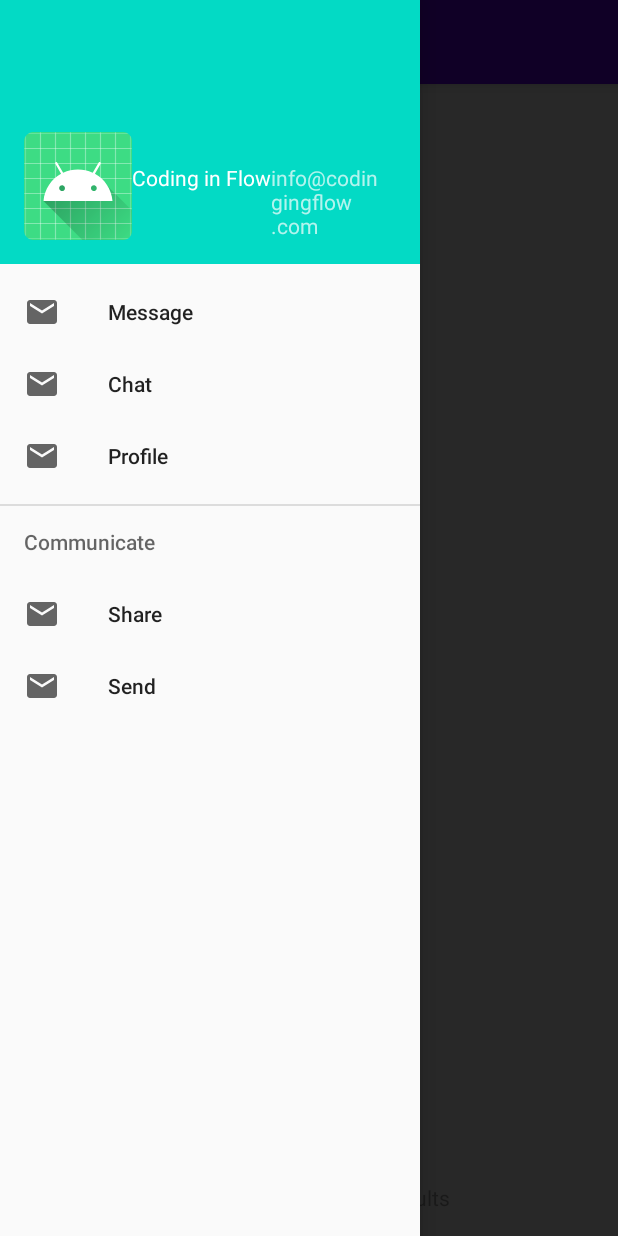
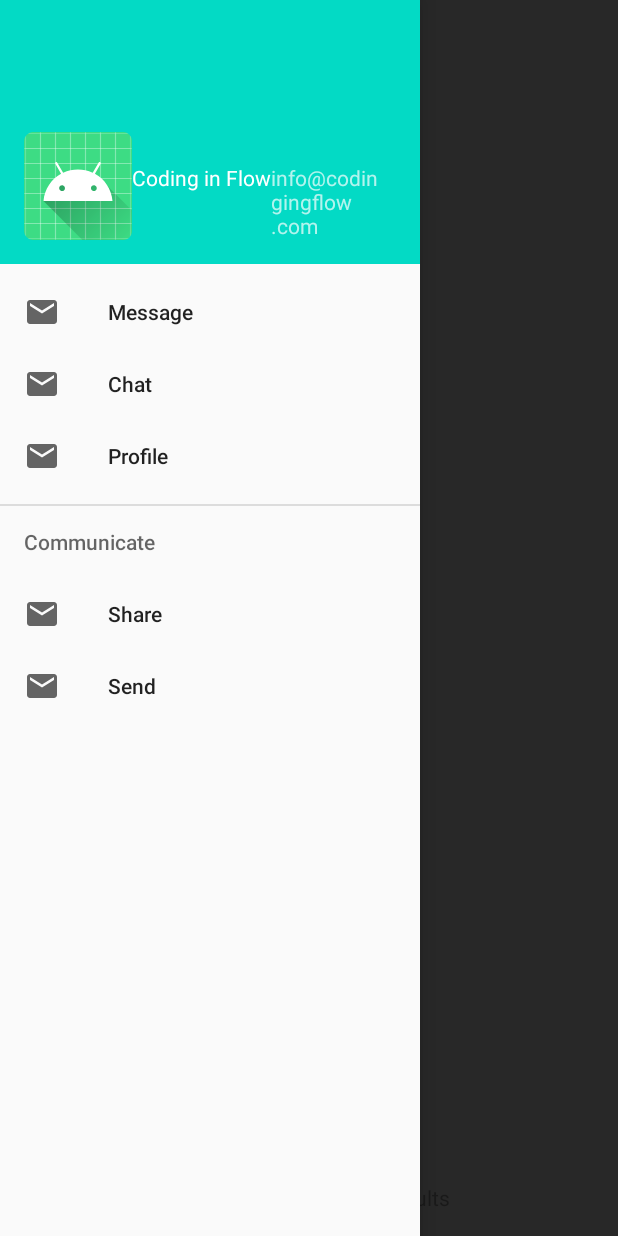
Before and after one commit to kksweet8845/WTEApp, an Android app: the screen it shows after launch (MainActivity), with the side drawer open, on a phone screen of 412 x 824 dp. Run offline under Robolectric (Android 15) with nearby library versions, the phone set to English and light mode, and no system bars; our stand-ins replace Firebase (no records; nobody signed in at launch, a user with empty details on screens opened directly).

Commit message:
Main update

```diff
--- a/EatAndDrink/app/src/main/java/com/example/eatanddrink/MainActivity.java
+++ b/EatAndDrink/app/src/main/java/com/example/eatanddrink/MainActivity.java
@@ -9,6 +9,8 @@ import androidx.fragment.app.Fragment;
 import androidx.fragment.app.FragmentManager;
 import androidx.fragment.app.FragmentTransaction;
 
+import android.graphics.Color;
+import android.graphics.drawable.ColorDrawable;
 import android.os.Bundle;
 import android.util.Log;
 
@@ -60,12 +62,16 @@ public class MainActivity extends AppCompatActivity {
         DrawerLayout drawerLayout = (DrawerLayout) findViewById(R.id.drawer_layout);
         NavigationView navigationView = (NavigationView) findViewById(R.id.nav_view);
         Toolbar toolbar =  (Toolbar) findViewById(R.id.toolbar);
+
+        toolbar.setBackgroundColor(Color.TRANSPARENT);
         // Use toolbar as ActionBar of the app
         setSupportActionBar(toolbar);
 
         // Migrate drawerLayout and toolbar, it will show up toogle button
         ActionBarDrawerToggle actionBarDrawerToggle = new ActionBarDrawerToggle(this,
                 drawerLayout, toolbar, R.string.open, R.string.close);
+
+
 
         drawerLayout.addDrawerListener(actionBarDrawerToggle);
         actionBarDrawerToggle.syncState();
```
